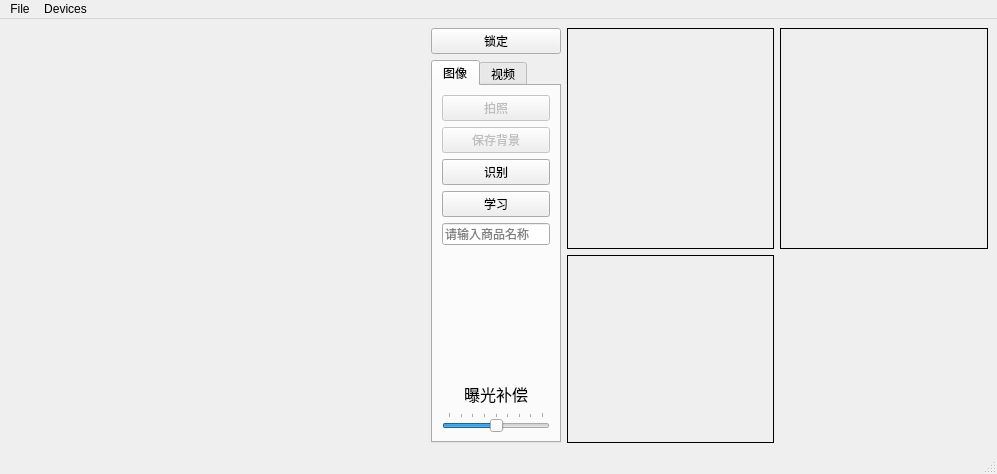
The window that camera.ui (wyc-go-for-it/qtforcamera) describes before a commit, drawn with Qt 5.
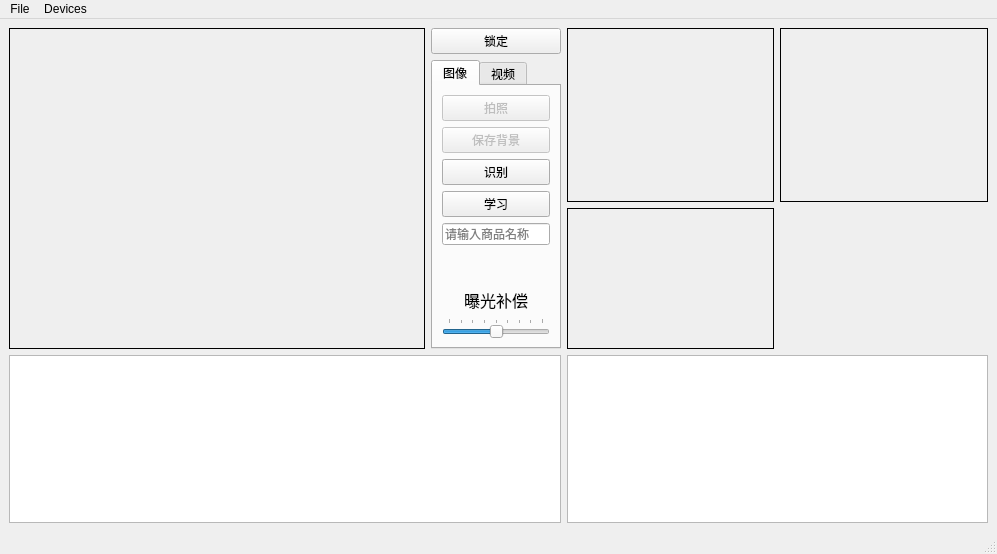
The same window after the commit. Custom widgets are drawn as their Qt base class.

The edit to the form file:
```diff
--- a/camera.ui
+++ b/camera.ui
@@ -7,14 +7,64 @@
     <x>0</x>
     <y>0</y>
     <width>997</width>
-    <height>474</height>
+    <height>554</height>
    </rect>
   </property>
   <property name="windowTitle">
    <string>Camera</string>
   </property>
   <widget class="QWidget" name="centralwidget">
-   <layout class="QGridLayout" name="gridLayout_3" rowstretch="0,0,0" columnstretch="2,0,1,1">
+   <layout class="QGridLayout" name="gridLayout_3" rowstretch="0,0,0,0" columnstretch="2,0,1,1">
+    <item row="0" column="2" rowspan="2">
+     <widget class="QLabel" name="diff_mat">
+      <property name="sizePolicy">
+       <sizepolicy hsizetype="Ignored" vsizetype="Ignored">
+        <horstretch>0</horstretch>
+        <verstretch>0</verstretch>
+       </sizepolicy>
+      </property>
+      <property name="minimumSize">
+       <size>
+        <width>0</width>
+        <height>0</height>
+       </size>
+      </property>
+      <property name="frameShape">
+       <enum>QFrame::Box</enum>
+      </property>
+      <property name="text">
+       <string/>
+      </property>
+      <property name="scaledContents">
+       <bool>false</bool>
+      </property>
+     </widget>
+    </item>
+    <item row="0" column="3" rowspan="2">
+     <widget class="QLabel" name="binary_diff_mat">
+      <property name="sizePolicy">
+       <sizepolicy hsizetype="Ignored" vsizetype="Ignored">
+        <horstretch>0</horstretch>
+        <verstretch>0</verstretch>
+       </sizepolicy>
+      </property>
+      <property name="minimumSize">
+       <size>
+        <width>0</width>
+        <height>0</height>
+       </size>
+      </property>
+      <property name="frameShape">
+       <enum>QFrame::Box</enum>
+      </property>
+      <property name="text">
+       <string/>
+      </property>
+      <property name="scaledContents">
+       <bool>false</bool>
+      </property>
+     </widget>
+    </item>
     <item row="0" column="0" rowspan="3">
      <widget class="QStackedWidget" name="stackedWidget">
       <property name="sizePolicy">
@@ -87,6 +137,9 @@
         </disabled>
        </palette>
       </property>
+      <property name="frameShape">
+       <enum>QFrame::Box</enum>
+      </property>
       <property name="currentIndex">
        <number>0</number>
       </property>
@@ -152,22 +205,10 @@
       </widget>
      </widget>
     </item>
-    <item row="2" column="2">
-     <widget class="QLabel" name="undiff_mat">
-      <property name="sizePolicy">
-       <sizepolicy hsizetype="Ignored" vsizetype="Ignored">
-        <horstretch>0</horstretch>
-        <verstretch>0</verstretch>
-       </sizepolicy>
-      </property>
-      <property name="frameShape">
-       <enum>QFrame::Box</enum>
-      </property>
+    <item row="0" column="1">
+     <widget class="QPushButton" name="lockButton">
       <property name="text">
-       <string/>
-      </property>
-      <property name="scaledContents">
-       <bool>true</bool>
+       <string>锁定</string>
       </property>
      </widget>
     </item>
@@ -364,20 +405,14 @@
       </widget>
      </widget>
     </item>
-    <item row="0" column="2" rowspan="2">
-     <widget class="QLabel" name="diff_mat">
+    <item row="2" column="2">
+     <widget class="QLabel" name="undiff_mat">
       <property name="sizePolicy">
        <sizepolicy hsizetype="Ignored" vsizetype="Ignored">
         <horstretch>0</horstretch>
         <verstretch>0</verstretch>
        </sizepolicy>
       </property>
-      <property name="minimumSize">
-       <size>
-        <width>0</width>
-        <height>0</height>
-       </size>
-      </property>
       <property name="frameShape">
        <enum>QFrame::Box</enum>
       </property>
@@ -389,35 +424,59 @@
       </property>
      </widget>
     </item>
-    <item row="0" column="1">
-     <widget class="QPushButton" name="lockButton">
-      <property name="text">
-       <string>锁定</string>
+    <item row="3" column="0" colspan="2">
+     <widget class="QListView" name="goods_list">
+      <property name="minimumSize">
+       <size>
+        <width>0</width>
+        <height>168</height>
+       </size>
       </property>
+      <property name="editTriggers">
+       <set>QAbstractItemView::NoEditTriggers</set>
+      </property>
+      <property name="verticalScrollMode">
+       <enum>QAbstractItemView::ScrollPerPixel</enum>
+      </property>
+      <property name="horizontalScrollMode">
+       <enum>QAbstractItemView::ScrollPerPixel</enum>
+      </property>
+      <property name="flow">
+       <enum>QListView::LeftToRight</enum>
+      </property>
+      <property name="spacing">
+       <number>8</number>
+      </property>
+      <property name="viewMode">
+       <enum>QListView::IconMode</enum>
+      </property>
      </widget>
     </item>
-    <item row="0" column="3" rowspan="2">
-     <widget class="QLabel" name="binary_diff_mat">
-      <property name="sizePolicy">
-       <sizepolicy hsizetype="Ignored" vsizetype="Ignored">
-        <horstretch>0</horstretch>
-        <verstretch>0</verstretch>
-       </sizepolicy>
-      </property>
+    <item row="3" column="2" colspan="2">
+     <widget class="QListView" name="recog_lst">
       <property name="minimumSize">
        <size>
         <width>0</width>
-        <height>0</height>
+        <height>168</height>
        </size>
       </property>
-      <property name="frameShape">
-       <enum>QFrame::Box</enum>
+      <property name="editTriggers">
+       <set>QAbstractItemView::NoEditTriggers</set>
       </property>
-      <property name="text">
-       <string/>
+      <property name="verticalScrollMode">
+       <enum>QAbstractItemView::ScrollPerPixel</enum>
       </property>
-      <property name="scaledContents">
-       <bool>true</bool>
+      <property name="horizontalScrollMode">
+       <enum>QAbstractItemView::ScrollPerPixel</enum>
+      </property>
+      <property name="flow">
+       <enum>QListView::LeftToRight</enum>
+      </property>
+      <property name="spacing">
+       <number>8</number>
+      </property>
+      <property name="viewMode">
+       <enum>QListView::IconMode</enum>
       </property>
      </widget>
     </item>
```
Left out of the diff: 2 changed lines with no effect on the pictures.
